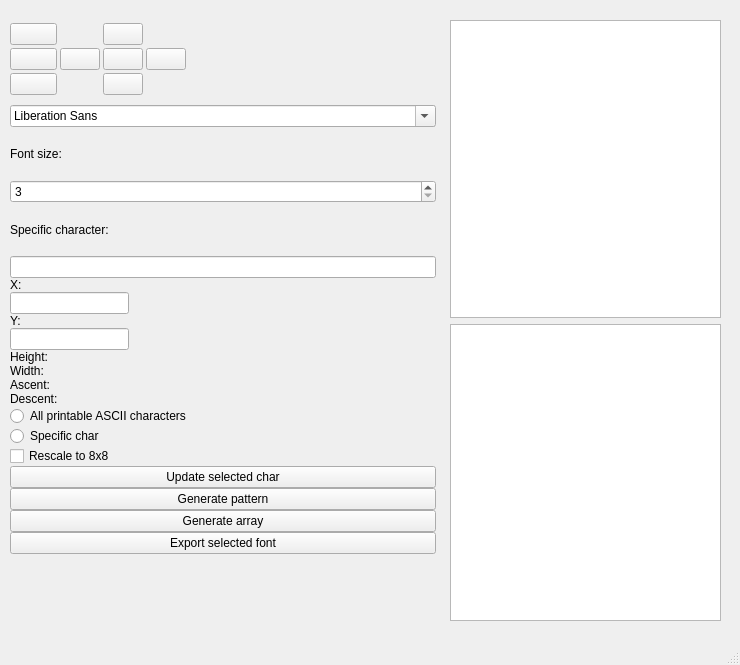
Mike308/Font-Generator-2, file mainwindow.ui: the form before one commit.
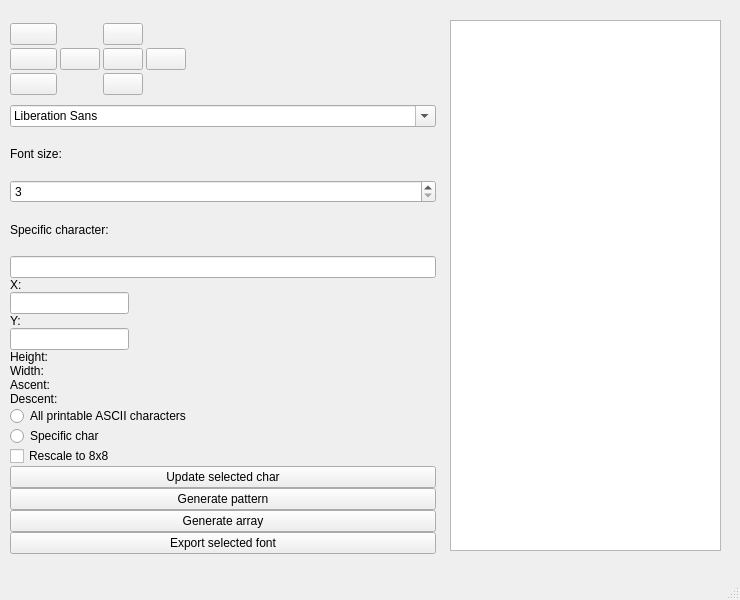
The form after the commit. Icons and pictures are not drawn.

Diff of the .ui file:
```diff
--- a/mainwindow.ui
+++ b/mainwindow.ui
@@ -7,19 +7,19 @@
     <x>0</x>
     <y>0</y>
     <width>740</width>
-    <height>665</height>
+    <height>600</height>
    </rect>
   </property>
   <property name="minimumSize">
    <size>
     <width>740</width>
-    <height>665</height>
+    <height>600</height>
    </size>
   </property>
   <property name="maximumSize">
    <size>
     <width>740</width>
-    <height>665</height>
+    <height>600</height>
    </size>
   </property>
   <property name="windowTitle">
@@ -377,7 +377,7 @@
       <x>450</x>
       <y>20</y>
       <width>271</width>
-      <height>601</height>
+      <height>531</height>
      </rect>
     </property>
     <layout class="QVBoxLayout" name="verticalLayout_2">
@@ -388,9 +388,6 @@
        </property>
       </widget>
      </item>
-     <item>
-      <widget class="QPlainTextEdit" name="plainTextEdit"/>
-     </item>
     </layout>
    </widget>
   </widget>
```
Left out of the diff: 7 changed lines with no effect on the pictures.
